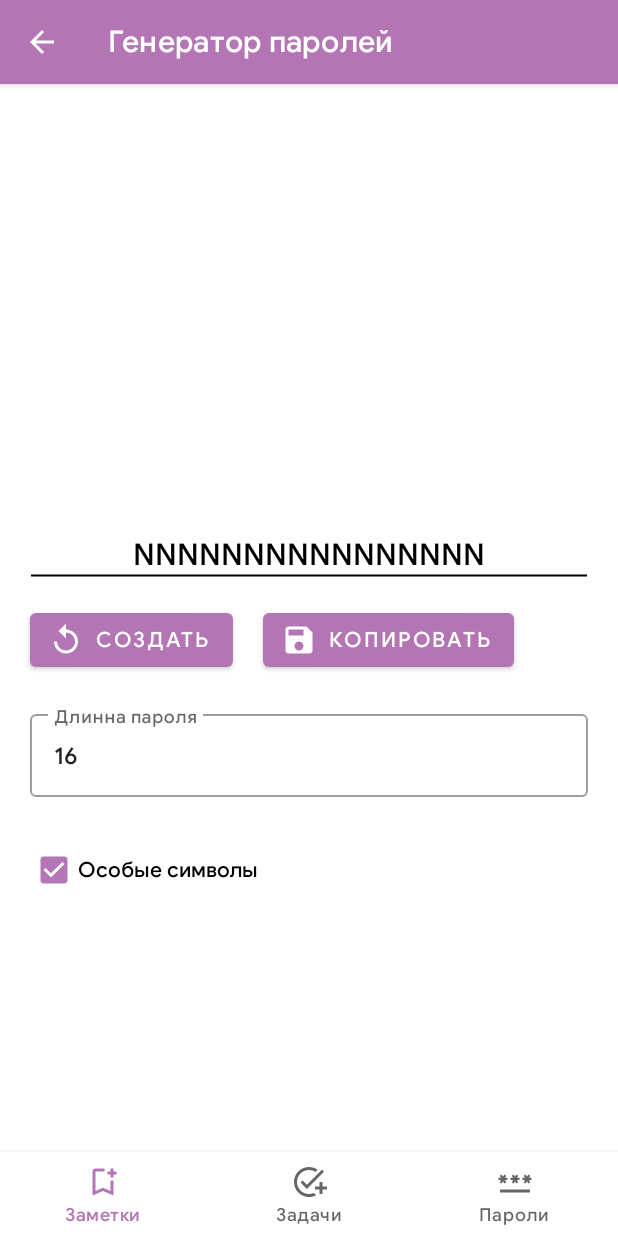
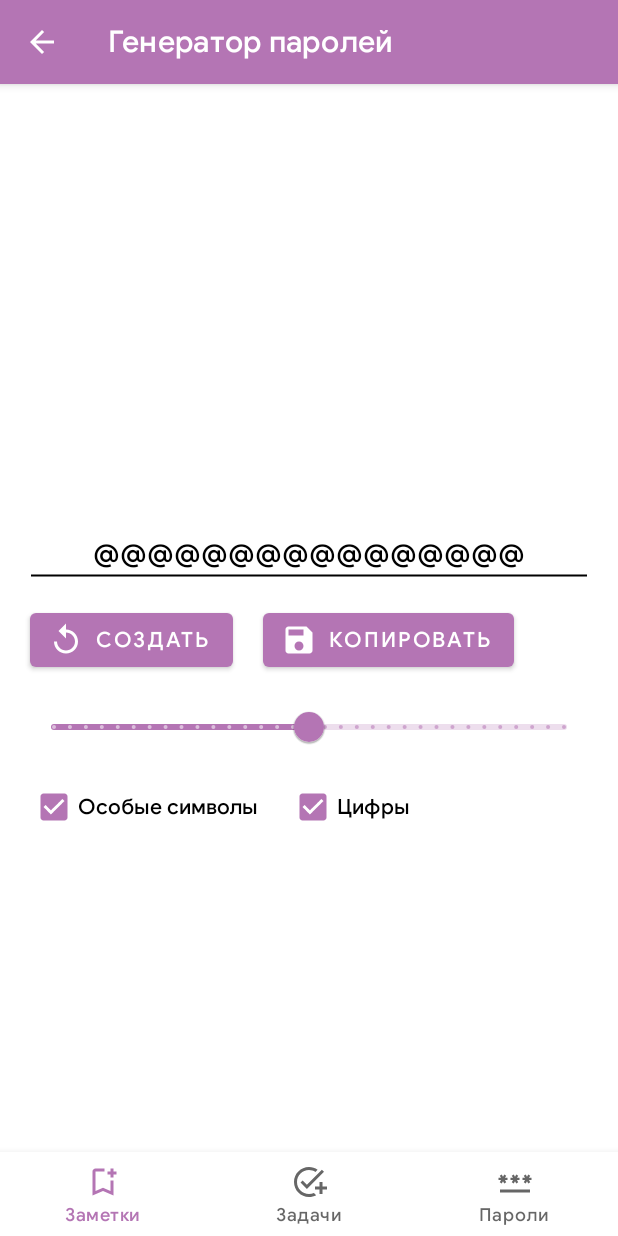
Before and after one commit to Liggidarck/Fluffy-Fox, an Android app: the PasswordGeneratorFragment screen opened through its navigation route, after a tap on "СОЗДАТЬ", on a phone screen of 412 x 824 dp. Run offline under Robolectric (Android 15) with nearby library versions, the phone set to English and light mode, and no system bars; our stand-ins replace Room's generated code, navigation-ui.

Commit message:
Improved password generator Now you can set your password

```diff
--- a/app/src/main/java/com/george/android/tasker/ui/passwords/PasswordGeneratorFragment.java
+++ b/app/src/main/java/com/george/android/tasker/ui/passwords/PasswordGeneratorFragment.java
@@ -3,13 +3,17 @@ package com.george.android.tasker.ui.passwords;
 import android.content.ClipData;
 import android.content.ClipboardManager;
 import android.content.Context;
+import android.os.Build;
 import android.os.Bundle;
+import android.os.VibrationEffect;
+import android.os.Vibrator;
 import android.view.LayoutInflater;
 import android.view.View;
 import android.view.ViewGroup;
 
 import androidx.annotation.NonNull;
 import androidx.annotation.Nullable;
+import androidx.annotation.RequiresApi;
 import androidx.fragment.app.Fragment;
 
 import com.george.android.tasker.databinding.FragmentPasswordGeneratorBinding;
@@ -22,40 +26,34 @@ public class PasswordGeneratorFragment extends Fragment {
 
     FragmentPasswordGeneratorBinding generatorBinding;
 
-    int password_length = 16;
-
+    @RequiresApi(api = Build.VERSION_CODES.Q)
     @Nullable
     @Override
     public View onCreateView(@NonNull LayoutInflater inflater, @Nullable ViewGroup container, @Nullable Bundle savedInstanceState) {
         generatorBinding = FragmentPasswordGeneratorBinding.inflate(inflater, container, false);
         View root = generatorBinding.getRoot();
-
         generatorBinding.toolbarGenerator.setNavigationOnClickListener(v -> requireActivity().onBackPressed());
 
+        generatorBinding.passwordText.setText(randomPassword(16, true, true));
+
         generatorBinding.generatePassword.setOnClickListener(v -> {
-            String checkPasswordLength = Objects.requireNonNull(generatorBinding.lengthPassword.getText()).toString();
-            if(generatorBinding.checkBoxSymbols.isChecked()) {
-                if(checkPasswordLength.isEmpty()) {
-                    generatorBinding.lengthPassword.setError("Это поле не может быть пустым");
-                }
-                else if(Integer.parseInt(generatorBinding.lengthPassword.getText().toString()) > 128 ) {
-                    generatorBinding.lengthPassword.setError("Неверное значение. Максимум 128");
-                } else {
-                    password_length = Integer.parseInt(generatorBinding.lengthPassword.getText().toString());
-                    generatorBinding.passwordText.setText(getRandomPasswordSymbols(password_length));
-                    generatorBinding.lengthPassword.setError(null);
-                }
+            int length = (int) generatorBinding.lengthPasswordSlider.getValue();
+            boolean isSymbols = generatorBinding.checkBoxSymbols.isChecked();
+            boolean isNumbers = generatorBinding.checkBoxNumbers.isChecked();
+            generatorBinding.passwordText.setText(randomPassword((int) length, isSymbols, isNumbers));
+        });
+
+        generatorBinding.lengthPasswordSlider.addOnChangeListener((slider, value, fromUser) -> {
+            boolean isSymbols = generatorBinding.checkBoxSymbols.isChecked();
+            boolean isNumbers = generatorBinding.checkBoxNumbers.isChecked();
+
+            generatorBinding.passwordText.setText(randomPassword((int) value, isSymbols, isNumbers));
+
+            Vibrator vibrator = (Vibrator) requireActivity().getSystemService(Context.VIBRATOR_SERVICE);
+            if (Build.VERSION.SDK_INT >= Build.VERSION_CODES.O) {
+                vibrator.vibrate(VibrationEffect.createOneShot(10, VibrationEffect.EFFECT_TICK));
             } else {
-                if(checkPasswordLength.isEmpty()) {
-                    generatorBinding.lengthPassword.setError("Это поле не может быть пустым");
-                }
-                else if(Integer.parseInt(generatorBinding.lengthPassword.getText().toString()) > 128) {
-                    generatorBinding.lengthPassword.setError("Неверное значение. Максимум 128");
-                } else {
-                    password_length = Integer.parseInt(generatorBinding.lengthPassword.getText().toString());
-                    generatorBinding.passwordText.setText(getRandomPassword(password_length));
-                    generatorBinding.lengthPassword.setError(null);
-                }
+                vibrator.vibrate(100);
             }
         });
 
@@ -64,35 +62,34 @@ public class PasswordGeneratorFragment extends Fragment {
         return root;
     }
 
-    //Генератор паролей с символами
-    @SuppressWarnings("SpellCheckingInspection")
-    public static String getRandomPasswordSymbols(int passwordLength) {
-        final String charsPassword ="1234567890qwertyuiopasdfghjklzxcvbnm%*)?@#$~QWERTYUIOPASDFGHJKLZXCVBNM%*)?@#$~1234567890";
+    public String randomPassword(int length, boolean isSymbols, boolean isNumbers) {
+        String chars = "qwertyuiopasdfghjklzxcvbnmQWERTYUIOPASDFGHJKLZXCVBNM";
+        String numbers = "1234567890";
+        String symbols = "%*)?@#$~";
+        String password;
+
+        if(isSymbols & isNumbers)
+            password =  numbers + chars + symbols;
+        else if(!isSymbols & isNumbers)
+            password = numbers + chars + numbers;
+        else if(isSymbols)
+            password = symbols + chars + symbols;
+        else
+            password = chars;
+
         StringBuilder result = new StringBuilder();
-        while(passwordLength > 0) {
+        while (length > 0) {
             Random rand = new Random();
-            result.append(charsPassword.charAt(rand.nextInt(charsPassword.length())));
-            passwordLength--;
+            result.append(password.charAt(rand.nextInt(password.length())));
+            length--;
         }
-        return result.toString();
-    }
 
-    //Генератор паролей без символов
-    @SuppressWarnings("SpellCheckingInspection")
-    public static String getRandomPassword(int passwordLength) {
-        final String noSymbolsCharsPassword ="1234567980qwertyuiopasdfghjklzxcvbnm1234567890QWERTYUIOPASDFGHJKLZXCVBNM";
-        StringBuilder result = new StringBuilder();
-        while(passwordLength > 0) {
-            Random rand = new Random();
-            result.append(noSymbolsCharsPassword.charAt(rand.nextInt(noSymbolsCharsPassword.length())));
-            passwordLength--;
-        }
         return result.toString();
     }
 
 
     public void onCopyBtnClick(View view) {
-        if(Objects.requireNonNull(generatorBinding.passwordText.getText()).toString().equals("Сгенерируй меня!")) {
+        if (Objects.requireNonNull(generatorBinding.passwordText.getText()).toString().equals("Сгенерируй меня!")) {
             Snackbar.make(view, "Сгенерируй пароль что бы его скопировать", Snackbar.LENGTH_SHORT).setAction("error", null).show();
         } else {
             ClipboardManager clipboard = (ClipboardManager) requireActivity().getSystemService(Context.CLIPBOARD_SERVICE);
@@ -103,4 +100,9 @@ public class PasswordGeneratorFragment extends Fragment {
         }
     }
 
+    @Override
+    public void onDestroyView() {
+        super.onDestroyView();
+        generatorBinding = null;
+    }
 }
--- a/app/src/main/java/com/george/android/tasker/ui/passwords/PasswordsFragment.java
+++ b/app/src/main/java/com/george/android/tasker/ui/passwords/PasswordsFragment.java
@@ -10,9 +10,7 @@ import android.os.Build;
 import android.os.Bundle;
 import android.os.VibrationEffect;
 import android.os.Vibrator;
-import android.util.Log;
 import android.view.LayoutInflater;
-import android.view.MenuItem;
 import android.view.View;
 import android.view.ViewGroup;
 import android.widget.Toast;
@@ -21,7 +19,6 @@ import androidx.activity.result.ActivityResultLauncher;
 import androidx.activity.result.contract.ActivityResultContracts;
 import androidx.annotation.NonNull;
 import androidx.annotation.RequiresApi;
-import androidx.appcompat.widget.Toolbar;
 import androidx.fragment.app.Fragment;
 import androidx.lifecycle.ViewModelProvider;
 import androidx.navigation.NavController;
@@ -33,7 +30,6 @@ import com.george.android.tasker.SettingsActivity;
 import com.george.android.tasker.data.passwords.PasswordAdapter;
 import com.george.android.tasker.data.passwords.room.Password;
 import com.george.android.tasker.databinding.FragmentPasswordsBinding;
-import com.george.android.tasker.ui.notes.NoteFragment;
 import com.google.android.material.snackbar.Snackbar;
 
 public class PasswordsFragment extends Fragment {
--- a/app/src/main/res/layout/activity_add_edit_note.xml
+++ b/app/src/main/res/layout/activity_add_edit_note.xml
@@ -17,7 +17,7 @@
             android:orientation="vertical">
 
             <EditText
-                android:id="@+id/edit_text_note_title"
+                android:id="@+id/editTextNoteTitle"
                 android:layout_width="match_parent"
                 android:layout_height="match_parent"
                 android:layout_marginStart="15dp"
@@ -29,7 +29,7 @@
                 android:autofillHints="no" />
 
             <EditText
-                android:id="@+id/edit_text_note_description"
+                android:id="@+id/editTextNoteDescription"
                 android:layout_width="match_parent"
                 android:layout_height="wrap_content"
                 android:layout_marginStart="15dp"
@@ -52,7 +52,7 @@
         app:liftOnScroll="true">
 
         <com.google.android.material.appbar.MaterialToolbar
-            android:id="@+id/add_edit_note_toolbar"
+            android:id="@+id/addEditNoteToolbar"
             android:layout_width="match_parent"
             android:layout_height="?attr/actionBarSize"
             android:background="@color/white"
--- a/app/src/main/res/layout/activity_main.xml
+++ b/app/src/main/res/layout/activity_main.xml
@@ -12,11 +12,11 @@
         android:layout_height="match_parent"
         app:defaultNavHost="true"
         app:navGraph="@navigation/mobile_navigation"
-        android:layout_above="@id/nav_view"
+        android:layout_above="@id/navView"
         tools:ignore="FragmentTagUsage" />
 
     <com.google.android.material.bottomnavigation.BottomNavigationView
-        android:id="@+id/nav_view"
+        android:id="@+id/navView"
         android:layout_width="match_parent"
         android:layout_height="wrap_content"
         android:layout_alignParentBottom="true"
--- a/app/src/main/res/layout/fragment_bin_note.xml
+++ b/app/src/main/res/layout/fragment_bin_note.xml
@@ -6,7 +6,7 @@
     xmlns:tools="http://schemas.android.com/tools">
 
     <com.google.android.material.appbar.MaterialToolbar
-        android:id="@+id/bin_note_toolbar"
+        android:id="@+id/binNoteToolbar"
         android:layout_width="match_parent"
         android:layout_height="wrap_content"
         app:title="Корзина"
@@ -17,7 +17,7 @@
         android:id="@+id/recycler_view_bin_note"
         android:layout_width="match_parent"
         android:layout_height="match_parent"
-        android:layout_below="@id/bin_note_toolbar"
+        android:layout_below="@id/binNoteToolbar"
         tools:listitem="@layout/note_item"/>
 
 </RelativeLayout>
--- a/app/src/main/res/layout/fragment_password_generator.xml
+++ b/app/src/main/res/layout/fragment_password_generator.xml
@@ -6,7 +6,7 @@
     xmlns:tools="http://schemas.android.com/tools">
 
     <com.google.android.material.appbar.MaterialToolbar
-        android:id="@+id/toolbar_generator"
+        android:id="@+id/toolbarGenerator"
         android:layout_width="match_parent"
         android:layout_height="?attr/actionBarSize"
         app:title="Генератор паролей"
@@ -14,10 +14,10 @@
         style="@style/Widget.MaterialComponents.Toolbar.Primary" />
 
     <TextView
-        android:id="@+id/password_text"
+        android:id="@+id/passwordText"
         android:layout_width="wrap_content"
         android:layout_height="wrap_content"
-        android:layout_above="@+id/password_line"
+        android:layout_above="@+id/line"
         android:layout_centerHorizontal="true"
         android:layout_marginLeft="20sp"
         android:layout_marginRight="20sp"
@@ -26,7 +26,7 @@
         android:textSize="20sp" />
 
     <ImageView
-        android:id="@+id/password_line"
+        android:id="@+id/line"
         android:layout_width="match_parent"
         android:layout_height="2dip"
         android:layout_centerInParent="true"
@@ -35,12 +35,12 @@
         android:src="@drawable/line_black"/>
 
     <LinearLayout
-        android:id="@+id/lay"
+        android:id="@+id/components"
         android:layout_width="match_parent"
         android:layout_height="wrap_content"
         android:orientation="horizontal"
         tools:ignore="DisableBaselineAlignment"
-        android:layout_below="@+id/password_text"
+        android:layout_below="@+id/passwordText"
         android:layout_marginTop="20dp">
 
         <Button
@@ -61,45 +61,43 @@
             android:layout_height="wrap_content"
             android:text="копировать"
             app:icon="@drawable/ic_baseline_save_24"
-
             style="@style/Widget.MaterialComponents.Button.Icon"
             android:shadowColor="#c4c4c4"
             android:elevation="6dp" />
 
     </LinearLayout>
 
-
-    <com.google.android.material.textfield.TextInputLayout
-        android:id="@+id/lengthPasswordLayout"
+    <com.google.android.material.slider.Slider
+        android:id="@+id/lengthPasswordSlider"
         android:layout_width="match_parent"
         android:layout_height="wrap_content"
-        android:layout_marginLeft="20sp"
-        android:layout_marginTop="20sp"
-        android:layout_marginRight="20sp"
-        style="@style/Widget.MaterialComponents.TextInputLayout.OutlinedBox"
-        android:layout_below="@+id/lay"
-        app:errorEnabled="true">
-
-        <com.google.android.material.textfield.TextInputEditText
-            android:id="@+id/lengthPassword"
-            android:layout_width="match_parent"
-            android:layout_height="wrap_content"
-            android:hint="Длинна пароля"
-            android:text="16"
-            android:inputType="number">
-
-        </com.google.android.material.textfield.TextInputEditText>
-
-    </com.google.android.material.textfield.TextInputLayout>
+        android:layout_below="@id/components"
+        android:layout_marginStart="20dp"
+        android:layout_marginEnd="20dp"
+        android:layout_marginTop="10dp"
+        android:stepSize="1"
+        android:value="16"
+        android:valueTo="32" />
 
     <CheckBox
         android:id="@+id/checkBoxSymbols"
         android:layout_width="wrap_content"
         android:layout_height="wrap_content"
-        android:layout_below="@id/lengthPasswordLayout"
+        android:layout_below="@id/lengthPasswordSlider"
         android:layout_marginStart="20dp"
         android:layout_marginTop="5sp"
         android:checked="true"
         android:text="Особые символы" />
 
+    <CheckBox
+        android:id="@+id/checkBoxNumbers"
+        android:layout_width="wrap_content"
+        android:layout_height="wrap_content"
+        android:layout_below="@id/lengthPasswordSlider"
+        android:layout_toEndOf="@id/checkBoxSymbols"
+        android:layout_marginStart="20dp"
+        android:layout_marginTop="5sp"
+        android:checked="true"
+        android:text="Цифры" />
+
 </RelativeLayout>
--- a/app/src/main/res/layout/fragment_tasks.xml
+++ b/app/src/main/res/layout/fragment_tasks.xml
@@ -7,7 +7,7 @@
     tools:context=".ui.tasks.TasksFragment">
 
     <com.google.android.material.appbar.MaterialToolbar
-        android:id="@+id/toolbar_tasks"
+        android:id="@+id/toolbarTasks"
         android:layout_width="match_parent"
         android:layout_height="wrap_content"
         style="@style/Widget.MaterialComponents.Toolbar.Primary"
--- a/app/src/main/res/layout/settings_activity.xml
+++ b/app/src/main/res/layout/settings_activity.xml
@@ -4,7 +4,7 @@
     xmlns:app="http://schemas.android.com/apk/res-auto">
 
     <com.google.android.material.appbar.MaterialToolbar
-        android:id="@+id/toolbar_setting"
+        android:id="@+id/toolbarSetting"
         android:layout_width="match_parent"
         android:layout_height="wrap_content"
         style="@style/Widget.MaterialComponents.Toolbar.Primary"
@@ -15,6 +15,6 @@
         android:id="@+id/settings"
         android:layout_width="match_parent"
         android:layout_height="match_parent"
-        android:layout_below="@id/toolbar_setting"/>
+        android:layout_below="@id/toolbarSetting"/>
 
 </RelativeLayout>
```
Also changed, not shown: app/src/main/java/com/george/android/tasker/ui/passwords/AddEditPasswordActivity.java (+50 -19 lines), app/src/main/res/drawable/ic_baseline_launch_24.xml (added, +10 -0 lines), app/src/main/res/layout/activity_add_edit_password.xml (+11 -9 lines), app/src/main/res/layout/fragment_note.xml (+5 -5 lines), app/src/main/res/layout/fragment_note_search.xml (+5 -5 lines), app/src/main/res/layout/fragment_passwords.xml (+7 -7 lines).
